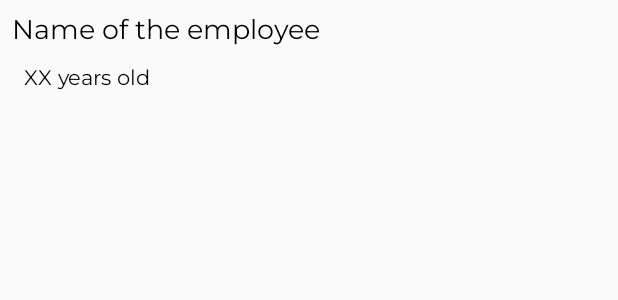
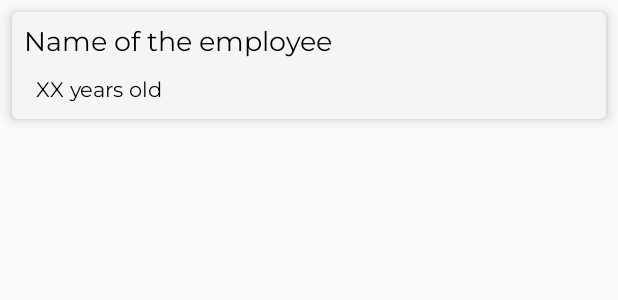
Before and after one commit to IsTheMartin/DuraExam, an Android app: the layout employee_item.xml on its own in the app's theme, with its tools: preview values and no code run, on a phone screen of 412 x 824 dp. Shown: the top 300 px of the screen. Run offline under Robolectric (Android 15) with nearby library versions, the phone set to English and light mode, and no system bars; network calls fail.

Commit message:
Implemented a fragment to see details about employee Added card view for recycler view

```diff
--- a/app/src/main/res/layout/employee_item.xml
+++ b/app/src/main/res/layout/employee_item.xml
@@ -6,9 +6,30 @@
     android:layout_width="match_parent"
     android:layout_height="wrap_content">
 
+    <androidx.cardview.widget.CardView
+        android:layout_width="match_parent"
+        android:layout_height="wrap_content"
+        android:layout_marginStart="8dp"
+        android:layout_marginLeft="8dp"
+        android:layout_marginTop="8dp"
+        android:layout_marginEnd="8dp"
+        android:layout_marginRight="8dp"
+        android:layout_marginBottom="8dp"
+        app:cardBackgroundColor="#f5f5f5"
+        app:cardCornerRadius="4dp"
+        app:cardElevation="5dp"
+        app:layout_constraintBottom_toBottomOf="parent"
+        app:layout_constraintEnd_toEndOf="parent"
+        app:layout_constraintStart_toStartOf="parent"
+        app:layout_constraintTop_toTopOf="parent">
+
+        <androidx.constraintlayout.widget.ConstraintLayout
+            android:layout_width="match_parent"
+            android:layout_height="match_parent">
+
             <TextView
                 android:id="@+id/tvName"
-        android:layout_width="0dp"
+                android:layout_width="match_parent"
                 android:layout_height="wrap_content"
                 android:layout_marginStart="8dp"
                 android:layout_marginLeft="8dp"
@@ -31,12 +52,17 @@
                 android:layout_marginStart="16dp"
                 android:layout_marginLeft="16dp"
                 android:layout_marginTop="8dp"
+                android:layout_marginBottom="8dp"
                 android:text="XX years old"
                 android:textColor="@android:color/black"
                 android:textSize="14sp"
                 app:fontFamily="@font/montserrat"
+                app:layout_constraintBottom_toBottomOf="parent"
                 app:layout_constraintStart_toStartOf="parent"
                 app:layout_constraintTop_toBottomOf="@+id/tvName" />
+        </androidx.constraintlayout.widget.ConstraintLayout>
+
+    </androidx.cardview.widget.CardView>
 
 
 </androidx.constraintlayout.widget.ConstraintLayout>
--- a/app/src/main/res/layout/fragment_employee.xml
+++ b/app/src/main/res/layout/fragment_employee.xml
@@ -11,7 +11,11 @@
         android:id="@+id/tvName"
         android:layout_width="0dp"
         android:layout_height="wrap_content"
+        android:layout_marginStart="8dp"
+        android:layout_marginLeft="8dp"
         android:layout_marginTop="8dp"
+        android:layout_marginEnd="8dp"
+        android:layout_marginRight="8dp"
         android:text="TextView"
         android:textColor="@android:color/black"
         android:textSize="18sp"
```
Also changed, not shown: app/src/main/java/isthemartin/xyz/duraexam/Fragments/EmployeeFragment.kt (+30 -5 lines), app/src/main/java/isthemartin/xyz/duraexam/MainActivity.kt (+20 -1 lines). Lines whose indentation alone changed are shown as unchanged.
